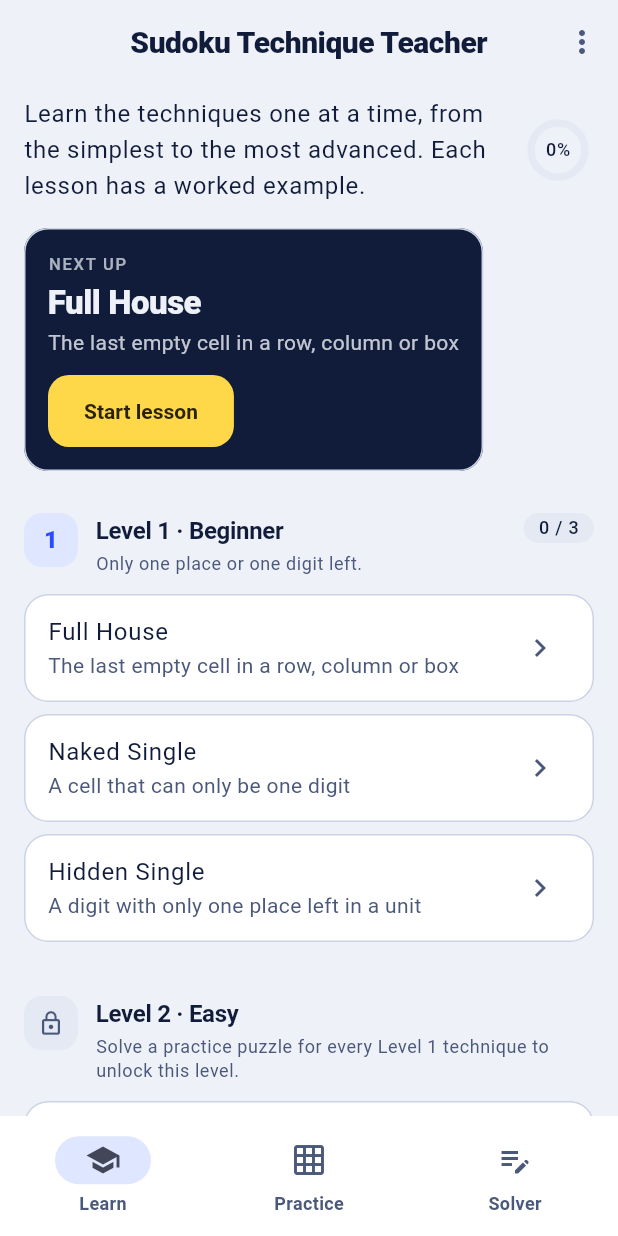
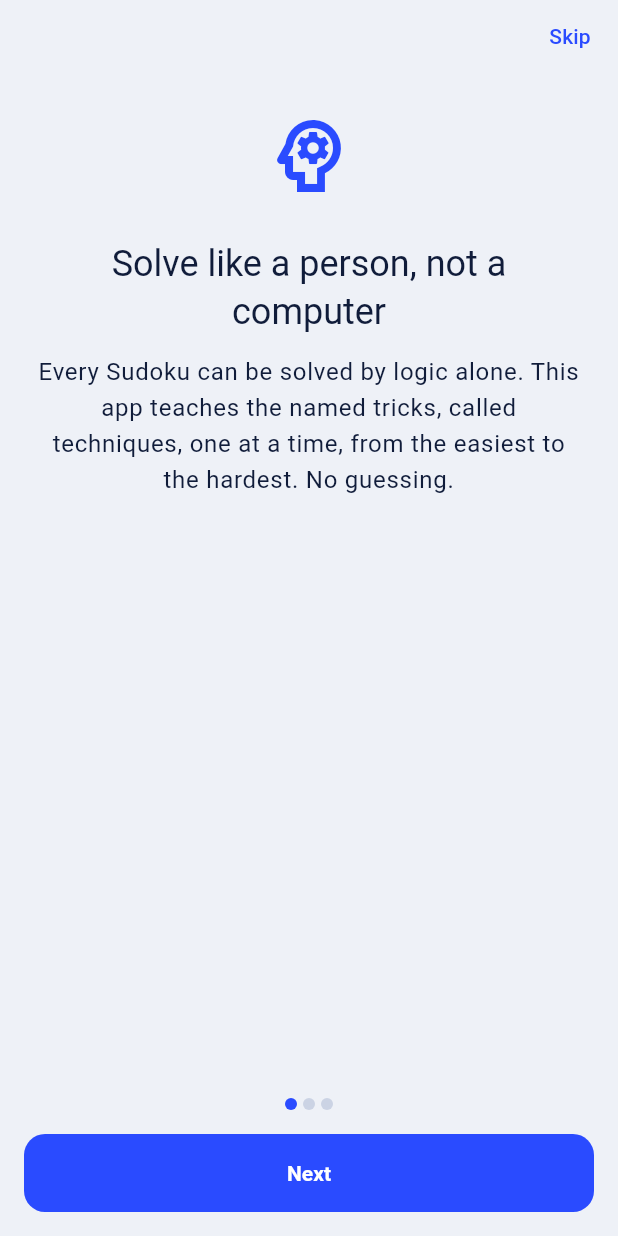
Before and after one commit to johnkg/sudoku-solver, a Flutter app: the screen it shows after launch, on a phone screen of 412 x 824 dp. Run offline on Flutter 3.47's test engine with Material 3 defaults, Android fonts, the phone set to English and light mode, and no system bars; our stand-ins replace shared_preferences; missing offline and left inert: dart:js_interop.

Commit message:
Add a first-run intro, replayable from Settings
Co-Authored-By: Claude Sonnet 5.5 <noreply@anthropic.com>
Claude-Session: https://claude.ai/code/session_01AyS2MWdK7yUZSsoFJ5mv2L

```diff
--- a/lib/main.dart
+++ b/lib/main.dart
@@ -13,6 +13,7 @@ Future<void> main() async {
     SudokuApp(
       store: store,
       settings: settings,
+      showIntro: !settings.introSeen,
       initialPuzzle: puzzleFromUri(Uri.base),
     ),
   );
--- a/lib/settings/settings.dart
+++ b/lib/settings/settings.dart
@@ -15,6 +15,7 @@ class Settings extends ChangeNotifier {
     settings._haptics = prefs.getBool(_hapticsKey) ?? true;
     settings._showClock = prefs.getBool(_clockKey) ?? true;
     settings._patterns = prefs.getBool(_patternsKey) ?? false;
+    settings._introSeen = prefs.getBool(_introSeenKey) ?? false;
     final limit = prefs.getInt(_limitKey);
     if (mistakeLimits.contains(limit)) settings._mistakeLimit = limit!;
     return settings;
@@ -24,6 +25,7 @@ class Settings extends ChangeNotifier {
   static const _clockKey = 'settings.showClock';
   static const _limitKey = 'settings.mistakeLimit';
   static const _patternsKey = 'settings.patterns';
+  static const _introSeenKey = 'settings.introSeen';
 
   /// The mistake limits to choose from. 0 means no limit.
   static const mistakeLimits = [noLimit, defaultMistakeLimit, lenientLimit];
@@ -36,6 +38,7 @@ class Settings extends ChangeNotifier {
   bool _haptics = true;
   bool _showClock = true;
   bool _patterns = false;
+  bool _introSeen = false;
   int _mistakeLimit = defaultMistakeLimit;
 
   bool get haptics => _haptics;
@@ -44,6 +47,9 @@ class Settings extends ChangeNotifier {
   /// Whether the board marks mistakes and moves with hatching and outlines as
   /// well as colour.
   bool get patterns => _patterns;
+
+  /// Whether the player has been through the first-run intro.
+  bool get introSeen => _introSeen;
 
   /// Mistakes allowed before the game offers to start over. 0 means no limit.
   int get mistakeLimit => _mistakeLimit;
@@ -63,6 +69,12 @@ class Settings extends ChangeNotifier {
   set patterns(bool value) {
     _patterns = value;
     _prefs?.setBool(_patternsKey, value);
+    notifyListeners();
+  }
+
+  set introSeen(bool value) {
+    _introSeen = value;
+    _prefs?.setBool(_introSeenKey, value);
     notifyListeners();
   }
 
--- a/lib/ui/app.dart
+++ b/lib/ui/app.dart
@@ -7,6 +7,7 @@ import 'cheat_sheet_screen.dart';
 import 'confirm_dialog.dart';
 import 'learn_tab.dart';
 import 'navigation.dart';
+import 'onboarding_screen.dart';
 import 'practice_tab.dart';
 import 'settings_screen.dart';
 import 'solver_tab.dart';
@@ -18,6 +19,7 @@ class SudokuApp extends StatelessWidget {
     super.key,
     required this.store,
     this.initialPuzzle,
+    this.showIntro = false,
     Settings? settings,
   }) : settings = settings ?? Settings.memory();
 
@@ -26,6 +28,10 @@ class SudokuApp extends StatelessWidget {
 
   /// A puzzle from a shared link. The app opens on the Solver tab with it.
   final List<int>? initialPuzzle;
+
+  /// Whether to start with the intro, as on a first run. Not shown when the
+  /// app was opened from a shared puzzle link.
+  final bool showIntro;
 
   @override
   Widget build(BuildContext context) {
@@ -38,7 +44,7 @@ class SudokuApp extends StatelessWidget {
           debugShowCheckedModeBanner: false,
           theme: buildTheme(Brightness.light),
           darkTheme: buildTheme(Brightness.dark),
-          home: AppShell(initialPuzzle: initialPuzzle),
+          home: AppShell(initialPuzzle: initialPuzzle, showIntro: showIntro),
         ),
       ),
     );
@@ -49,9 +55,10 @@ enum _MenuAction { cheatSheet, stats, settings, unlockAll, reset }
 
 /// Two tabs: lessons to learn from, puzzles to practise on.
 class AppShell extends StatefulWidget {
-  const AppShell({super.key, this.initialPuzzle});
+  const AppShell({super.key, this.initialPuzzle, this.showIntro = false});
 
   final List<int>? initialPuzzle;
+  final bool showIntro;
 
   @override
   State<AppShell> createState() => _AppShellState();
@@ -59,6 +66,16 @@ class AppShell extends StatefulWidget {
 
 class _AppShellState extends State<AppShell> {
   late int index = widget.initialPuzzle == null ? 0 : 2;
+
+  @override
+  void initState() {
+    super.initState();
+    if (widget.showIntro && widget.initialPuzzle == null) {
+      WidgetsBinding.instance.addPostFrameCallback((_) {
+        if (mounted) pushScreen(context, (_) => const OnboardingScreen());
+      });
+    }
+  }
 
   Future<void> _onMenu(_MenuAction action) async {
     final store = ProgressScope.read(context);
--- /dev/null
+++ b/lib/ui/onboarding_screen.dart
@@ -0,0 +1,189 @@
+import 'package:flutter/material.dart';
+
+import '../settings/settings.dart';
+import 'layout.dart';
+
+/// One screen of the intro: a picture, a heading and a few words.
+class _IntroPage {
+  const _IntroPage({
+    required this.icon,
+    required this.title,
+    required this.body,
+  });
+
+  final IconData icon;
+  final String title;
+  final String body;
+}
+
+const _pages = [
+  _IntroPage(
+    icon: Icons.psychology_outlined,
+    title: 'Solve like a person, not a computer',
+    body:
+        'Every Sudoku can be solved by logic alone. This app teaches the '
+        'named tricks, called techniques, one at a time, from the easiest to '
+        'the hardest. No guessing.',
+  ),
+  _IntroPage(
+    icon: Icons.school_outlined,
+    title: 'Learn a trick, then use it',
+    body:
+        'Learn has a short lesson for each technique, with a worked example '
+        'and a quiz. Practice has puzzles built around each one, and a new '
+        'daily puzzle every day.',
+  ),
+  _IntroPage(
+    icon: Icons.lightbulb_outline,
+    title: 'Stuck? Ask for a hint',
+    body:
+        'In a puzzle, Hint shows where to look, then the technique, then its '
+        'cells, then the move. On the Solver tab you can type in any puzzle '
+        'and watch it solved step by step.',
+  ),
+];
+
+/// A short first-run tour of what the app is and how to use it. Leaving it,
+/// by finishing or skipping, remembers that the player has seen it.
+class OnboardingScreen extends StatefulWidget {
+  const OnboardingScreen({super.key});
+
+  @override
+  State<OnboardingScreen> createState() => _OnboardingScreenState();
+}
+
+class _OnboardingScreenState extends State<OnboardingScreen> {
+  static const _pageTurn = Duration(milliseconds: 250);
+
+  final controller = PageController();
+  int page = 0;
+
+  bool get _isLast => page == _pages.length - 1;
+
+  @override
+  void dispose() {
+    controller.dispose();
+    super.dispose();
+  }
+
+  void _finish() {
+    SettingsScope.read(context).introSeen = true;
+    Navigator.of(context).pop();
+  }
+
+  void _next() {
+    if (_isLast) return _finish();
+    controller.nextPage(duration: _pageTurn, curve: Curves.easeOut);
+  }
+
+  @override
+  Widget build(BuildContext context) {
+    return Scaffold(
+      body: SafeArea(
+        child: Center(
+          child: ConstrainedBox(
+            constraints: const BoxConstraints(maxWidth: contentMaxWidth),
+            child: Column(
+              children: [
+                Align(
+                  alignment: Alignment.centerRight,
+                  child: TextButton(
+                    key: const Key('intro-skip'),
+                    onPressed: _finish,
+                    child: const Text('Skip'),
+                  ),
+                ),
+                Expanded(
+                  child: PageView(
+                    controller: controller,
+                    onPageChanged: (i) => setState(() => page = i),
+                    children: [for (final p in _pages) _PageContent(page: p)],
+                  ),
+                ),
+                _Dots(count: _pages.length, current: page),
+                Padding(
+                  padding: const EdgeInsets.all(Space.lg),
+                  child: SizedBox(
+                    width: double.infinity,
+                    child: FilledButton(
+                      key: const Key('intro-next'),
+                      style: FilledButton.styleFrom(
+                        minimumSize: const Size(0, largeButtonHeight),
+                      ),
+                      onPressed: _next,
+                      child: Text(_isLast ? 'Start learning' : 'Next'),
+                    ),
+                  ),
+                ),
+              ],
+            ),
+          ),
+        ),
+      ),
+    );
+  }
+}
+
+class _PageContent extends StatelessWidget {
+  const _PageContent({required this.page});
+
+  final _IntroPage page;
+
+  @override
+  Widget build(BuildContext context) {
+    final theme = Theme.of(context);
+    return SingleChildScrollView(
+      padding: const EdgeInsets.all(Space.xl),
+      child: Column(
+        children: [
+          Icon(page.icon, size: iconHero, color: theme.colorScheme.primary),
+          const SizedBox(height: Space.xl),
+          Text(
+            page.title,
+            textAlign: TextAlign.center,
+            style: theme.textTheme.headlineSmall,
+          ),
+          const SizedBox(height: Space.md),
+          Text(
+            page.body,
+            textAlign: TextAlign.center,
+            style: theme.textTheme.bodyLarge,
+          ),
+        ],
+      ),
+    );
+  }
+}
+
+/// A row of dots showing which page is current.
+class _Dots extends StatelessWidget {
+  const _Dots({required this.count, required this.current});
+
+  static const _dotSize = 8.0;
+
+  final int count;
+  final int current;
+
+  @override
+  Widget build(BuildContext context) {
+    final scheme = Theme.of(context).colorScheme;
+    return Semantics(
+      label: 'Page ${current + 1} of $count',
+      child: Row(
+        mainAxisAlignment: MainAxisAlignment.center,
+        children: [
+          for (var i = 0; i < count; i++)
+            Container(
+              width: _dotSize,
+              height: _dotSize,
+              margin: const EdgeInsets.symmetric(horizontal: Space.hair),
+              decoration: BoxDecoration(
+                shape: BoxShape.circle,
+                color: i == current ? scheme.primary : scheme.outlineVariant,
+              ),
+            ),
+        ],
+      ),
+    );
+  }
+}
```
Also changed, not shown: lib/ui/settings_screen.dart (+14 -0 lines), 3 other files.
